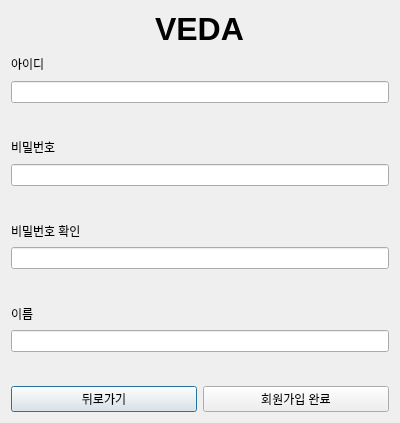
Old version of the form ui/registerdialog.ui in the repository sm136599/VEDA_Qt_blog_client.
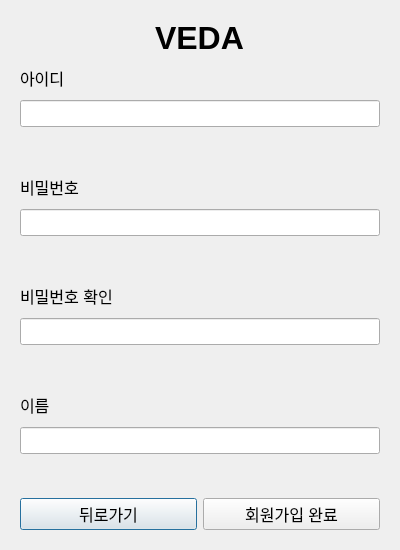
New version of the form.

Commit message: design : 디자인 통일

Patch:
```diff
--- a/ui/registerdialog.ui
+++ b/ui/registerdialog.ui
@@ -7,13 +7,43 @@
     <x>0</x>
     <y>0</y>
     <width>400</width>
-    <height>423</height>
+    <height>550</height>
    </rect>
   </property>
   <property name="windowTitle">
    <string>Dialog</string>
   </property>
+  <property name="styleSheet">
+   <string notr="true">QDialog &gt; QWidget {
+border: 2px dashed black;
+border-radius: 15px;
+background-color: white;
+}
+QLineEdit {
+border: 2px solid black;
+border-radius: 12px;
+background-color: white;
+padding: 8px;
+}
+QPushButton {
+border: 2px solid black;
+border-radius: 12px;
+background-color: white;
+padding: 8px;
+}
+
+QPushButton:hover {
+background-color: rgb(235, 235, 235);
+}
+
+QPushButton:pressed {
+background-color: rgb(215, 215, 215);
+}</string>
+  </property>
   <layout class="QVBoxLayout" name="verticalLayout">
+   <item>
+    <widget class="QWidget" name="widget" native="true">
+     <layout class="QVBoxLayout" name="verticalLayout_2">
    <item alignment="Qt::AlignHCenter">
     <widget class="QLabel" name="titleLabel">
      <property name="font">
@@ -29,13 +59,24 @@
    </item>
    <item>
     <widget class="QLabel" name="idLabel">
+        <property name="font">
+         <font>
+          <pointsize>12</pointsize>
+         </font>
+        </property>
      <property name="text">
       <string>아이디</string>
      </property>
     </widget>
    </item>
    <item>
-    <widget class="QLineEdit" name="idLineEdit"/>
+       <widget class="QLineEdit" name="idLineEdit">
+        <property name="font">
+         <font>
+          <pointsize>12</pointsize>
+         </font>
+        </property>
+       </widget>
    </item>
    <item>
     <widget class="QLabel" name="idStatusLabel">
@@ -46,13 +87,24 @@
    </item>
    <item>
     <widget class="QLabel" name="pwLabel">
+        <property name="font">
+         <font>
+          <pointsize>12</pointsize>
+         </font>
+        </property>
      <property name="text">
       <string>비밀번호</string>
      </property>
     </widget>
    </item>
    <item>
-    <widget class="QLineEdit" name="pwLineEdit"/>
+       <widget class="QLineEdit" name="pwLineEdit">
+        <property name="font">
+         <font>
+          <pointsize>12</pointsize>
+         </font>
+        </property>
+       </widget>
    </item>
    <item>
     <widget class="QLabel" name="pwStatusLabel">
@@ -63,13 +115,24 @@
    </item>
    <item>
     <widget class="QLabel" name="pwCheckLabel">
+        <property name="font">
+         <font>
+          <pointsize>12</pointsize>
+         </font>
+        </property>
      <property name="text">
       <string>비밀번호 확인</string>
      </property>
     </widget>
    </item>
    <item>
-    <widget class="QLineEdit" name="pwCheckLineEdit"/>
+       <widget class="QLineEdit" name="pwCheckLineEdit">
+        <property name="font">
+         <font>
+          <pointsize>12</pointsize>
+         </font>
+        </property>
+       </widget>
    </item>
    <item>
     <widget class="QLabel" name="pwCheckStatusLabel">
@@ -80,13 +143,24 @@
    </item>
    <item>
     <widget class="QLabel" name="nameLabel">
+        <property name="font">
+         <font>
+          <pointsize>12</pointsize>
+         </font>
+        </property>
      <property name="text">
       <string>이름</string>
      </property>
     </widget>
    </item>
    <item>
-    <widget class="QLineEdit" name="nameLineEdit"/>
+       <widget class="QLineEdit" name="nameLineEdit">
+        <property name="font">
+         <font>
+          <pointsize>12</pointsize>
+         </font>
+        </property>
+       </widget>
    </item>
    <item>
     <widget class="QLabel" name="nameStatusLabel">
@@ -99,6 +173,11 @@
     <layout class="QHBoxLayout" name="horizontalLayout">
      <item>
       <widget class="QPushButton" name="backButton">
+          <property name="font">
+           <font>
+            <pointsize>12</pointsize>
+           </font>
+          </property>
        <property name="text">
         <string>뒤로가기</string>
        </property>
@@ -106,12 +185,20 @@
      </item>
      <item>
       <widget class="QPushButton" name="registerButton">
+          <property name="font">
+           <font>
+            <pointsize>12</pointsize>
+           </font>
+          </property>
        <property name="text">
         <string>회원가입 완료</string>
        </property>
       </widget>
      </item>
     </layout>
+      </item>
+     </layout>
+    </widget>
    </item>
   </layout>
  </widget>
```
Lines whose indentation alone changed are shown as unchanged. The commit also changes 6 other files.
